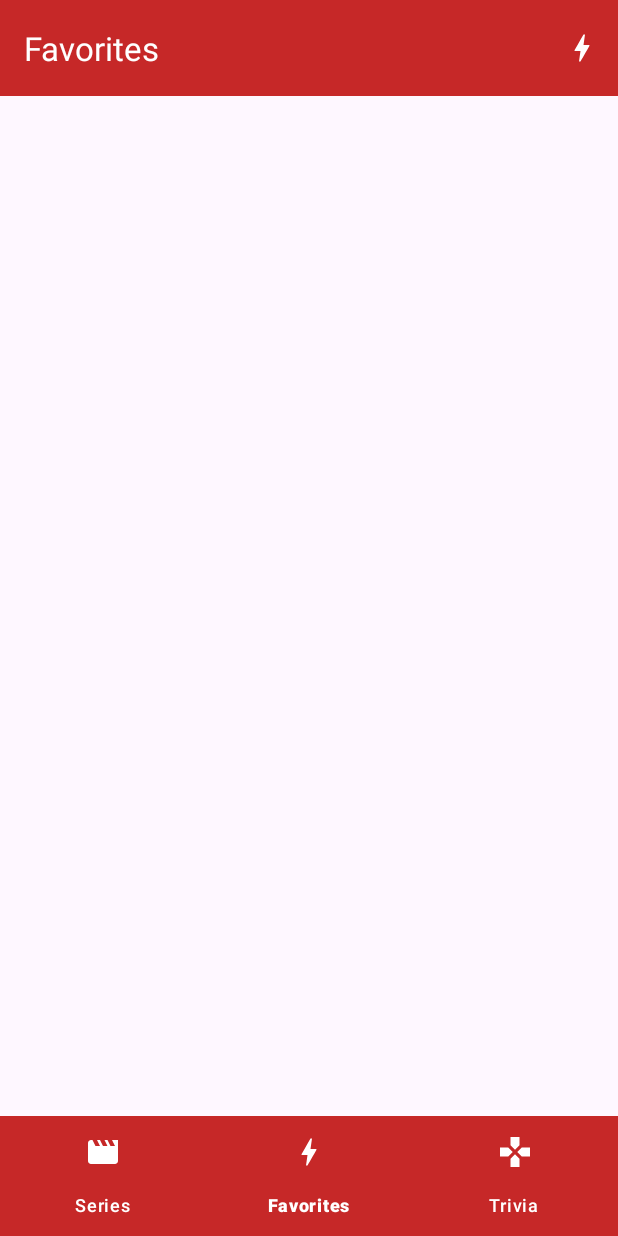
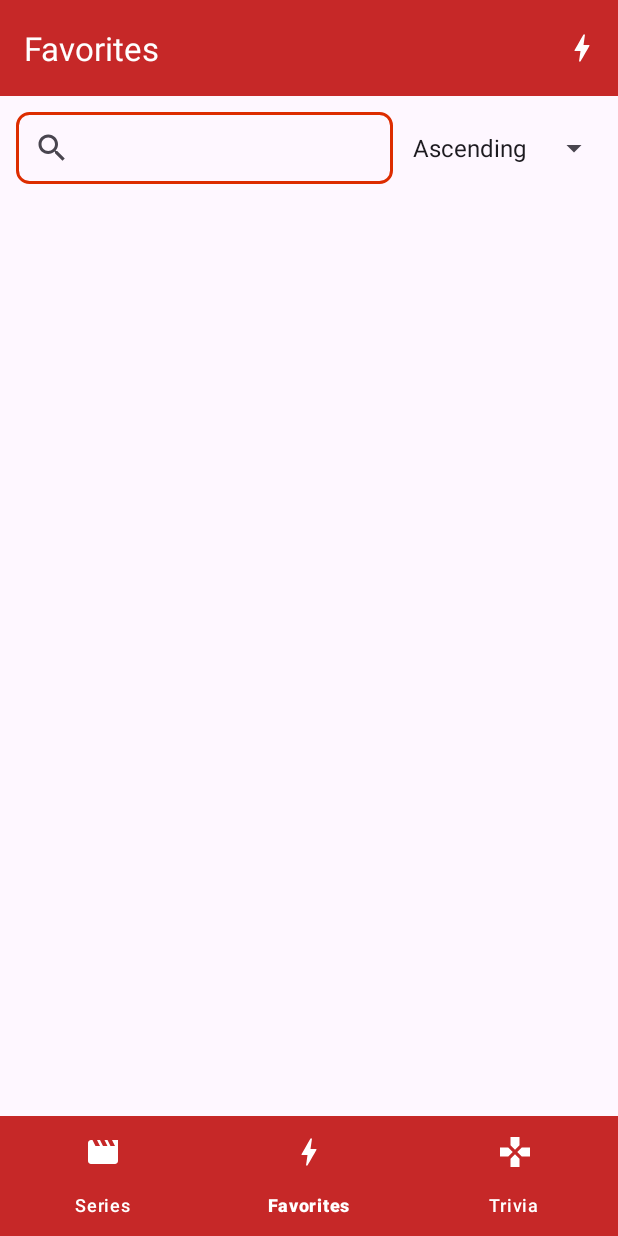
Before and after one commit to g4bey/Android-Developement-Class-Project-2024, an Android app: the screen it shows after launch (MainActivity), item 2 of the bottom bar chosen, on a phone screen of 412 x 824 dp. Run offline under Robolectric (Android 15) with nearby library versions, the phone set to English and light mode, and no system bars; our stand-ins replace Picasso; pictures from the network do not load.

Commit message:
SearchBarImproved

```diff
--- a/app/src/main/java/gabey/space/activities/MainActivity.java
+++ b/app/src/main/java/gabey/space/activities/MainActivity.java
@@ -14,7 +14,7 @@ import com.google.android.material.bottomnavigation.BottomNavigationView;
 
 import gabey.space.R;
 import gabey.space.activities.abtract.AbtractBaseActivity;
-import gabey.space.fragments.BasicSearchFragment;
+import gabey.space.fragments.SeriesFragment;
 import gabey.space.fragments.FavoriteFragment;
 import gabey.space.fragments.TriviaFragment;
 
@@ -39,7 +39,7 @@ public class MainActivity extends AbtractBaseActivity {
         // only executed when created.
         if (savedInstanceState == null) {
             Log.i(TAG, "Initiating default fragment.");
-            replaceFragment(new BasicSearchFragment());
+            replaceFragment(new SeriesFragment());
             toolbar.setTitle("Series");
         }
 
@@ -51,7 +51,7 @@ public class MainActivity extends AbtractBaseActivity {
                     int currItem = item.getItemId();
                     if(currItem == R.id.BottomNavbarSeries) {
                         Log.i(TAG, "Switching to Series Fragment");
-                        replaceFragment(new BasicSearchFragment());
+                        replaceFragment(new SeriesFragment());
                         toolbar.setTitle("Series");
                     }
                     else if(currItem == R.id.BottomNavbarFavorites) {
--- a/app/src/main/java/gabey/space/activities/error_pages/NoInternetActivity.java
+++ b/app/src/main/java/gabey/space/activities/error_pages/NoInternetActivity.java
@@ -1,6 +1,7 @@
 package gabey.space.activities.error_pages;
 
 import android.os.Bundle;
+import android.util.Log;
 import android.view.View;
 import android.widget.Toast;
 
--- a/app/src/main/java/gabey/space/db/DBManager.java
+++ b/app/src/main/java/gabey/space/db/DBManager.java
@@ -5,6 +5,10 @@ import android.content.Context;
 import android.database.Cursor;
 import android.database.SQLException;
 import android.database.sqlite.SQLiteDatabase;
+
+import java.util.ArrayList;
+import java.util.Arrays;
+import java.util.List;
 
 import gabey.space.model.Serie;
 import gabey.space.utils.StringUtils;
@@ -55,6 +59,9 @@ public class DBManager {
         dbHandler.close();
     }
 
+    /*
+        True if the api_id is in the database.
+     */
     public boolean showIsFaved(int id) {
         final String query = "SELECT * FROM "
                 + DBContract.FavoriteSeries.TABLE_NAME
@@ -64,9 +71,15 @@ public class DBManager {
                 query,
                 new String[]{String.valueOf(id)}
         );
-        return c.getCount() == 1;
+
+        int count = c.getCount();
+        c.close();
+        return count != 0;
     }
 
+    /*
+        Add information about the serie to the database.
+     */
     public void favThisSerie(Serie serie) {
         ContentValues contentValues = new ContentValues();
         contentValues.put(DBContract.FavoriteSeries.COLUMN_API_ID, serie.getId());
@@ -89,4 +102,50 @@ public class DBManager {
                 new String[]{String.valueOf(serie.getId())}
         );
     }
+
+    /*
+        Return all the faved as "Serie" objects.
+     */
+    public ArrayList<Serie> getFavedSeries() {
+        final String query = "SELECT * FROM "
+                + DBContract.FavoriteSeries.TABLE_NAME;
+
+        return fetchSeries(query);
+    }
+
+    public ArrayList<Serie> getFavedSeries(String ord) {
+        final String query = "SELECT * FROM "
+                + DBContract.FavoriteSeries.TABLE_NAME
+                + " ORDER BY " + DBContract.FavoriteSeries.COLUMN_NAME + " " + ord;
+
+        return fetchSeries(query);
+    }
+
+    private ArrayList<Serie> fetchSeries(String query) {
+        ArrayList<Serie> series = new ArrayList<>();
+        Cursor c = readOnlyDb.rawQuery(
+                query, null
+        );
+
+        while (c.moveToNext()) {
+            int index_id = c.getColumnIndex(DBContract.FavoriteSeries.COLUMN_API_ID);
+            int index_img = c.getColumnIndex(DBContract.FavoriteSeries.COLUMN_IMG);
+            int index_name = c.getColumnIndex(DBContract.FavoriteSeries.COLUMN_NAME);
+            int index_summary = c.getColumnIndex(DBContract.FavoriteSeries.COLUMN_SUMMARY);
+            int index_genres = c.getColumnIndex(DBContract.FavoriteSeries.COLUMN_GENRES);
+
+            int api_id = c.getInt(index_id);
+            String img = c.getString(index_img);
+            String name = c.getString(index_name);
+            String summary = c.getString(index_summary);
+            List<String> genres = Arrays.asList(
+                    c.getString(index_genres).split(", ")
+            );
+
+            series.add(new Serie(api_id, name, new ArrayList<>(genres), summary, img));
+        }
+
+        c.close();
+        return series;
+    }
 }
--- a/app/src/main/java/gabey/space/fragments/FavoriteFragment.java
+++ b/app/src/main/java/gabey/space/fragments/FavoriteFragment.java
@@ -1,13 +1,147 @@
 package gabey.space.fragments;
 
 
+import android.os.Bundle;
+import android.util.Log;
+import android.view.View;
+import android.widget.AdapterView;
+import android.widget.ArrayAdapter;
+import android.widget.SearchView;
+import android.widget.Spinner;
+import android.widget.SpinnerAdapter;
+
 import androidx.fragment.app.Fragment;
+import androidx.recyclerview.widget.RecyclerView;
+
+
+import java.util.ArrayList;
+import java.util.Collections;
+
 import gabey.space.R;
+import gabey.space.adapters.SerieCardAdapter;
+import gabey.space.db.DBManager;
+import gabey.space.model.Serie;
 
 
 public class FavoriteFragment extends Fragment {
 
+    private RecyclerView recyclerView;
+    private SerieCardAdapter serieCardAdapter;
+    private ArrayList<Serie> series;
+    private DBManager dbManager;
+    Spinner sortOptions;
+    SearchView searchBar;
     public FavoriteFragment() {
         super(R.layout.fragment_favorite);
     }
+
+    public void onCreate(Bundle savedInstanceState) {
+        super.onCreate(savedInstanceState);
+        series = new ArrayList<>();
+    }
+
+    public void onViewCreated(View view, Bundle savedInstanceState) {
+        super.onViewCreated(view, savedInstanceState);
+
+        dbManager = DBManager.getInstance(getContext());
+
+        sortOptions = view.findViewById(R.id.sort_series);
+        searchBar = view.findViewById(R.id.favoriteSearchBar);
+
+        // Adding sort option for the spinner
+        String[] spinnerOptions = new String[] {
+                "Ascending", "Descending"
+        };
+        ArrayAdapter<String> adapter = new ArrayAdapter<String>(getContext(),
+                android.R.layout.simple_spinner_item, spinnerOptions);
+        adapter.setDropDownViewResource(android.R.layout.simple_spinner_dropdown_item);
+        sortOptions.setAdapter(adapter);
+
+        // loading the entire list by default
+        series = dbManager.getFavedSeries();
+
+        // attach the serie
+        recyclerView =  view.findViewById(R.id.favorite_recycle_view);
+        serieCardAdapter = new SerieCardAdapter(getContext(), series);
+        recyclerView.setAdapter(serieCardAdapter);
+
+        // Called ONCE when activity is started
+        // Sort series based on the name.
+        sortOptions.setOnItemSelectedListener(new AdapterView.OnItemSelectedListener() {
+            @Override
+            public void onItemSelected(AdapterView<?> parent, View view, int position, long id) {
+
+                if (position == 0) {
+                    Collections.sort(series);
+                } else {
+                    Collections.reverse(series);
+                }
+
+                serieCardAdapter.notifyDataSetChanged();
+            }
+
+            @Override
+            public void onNothingSelected(AdapterView<?> parent) {
+            }
+        });
+
+
+        searchBar.setOnQueryTextListener(new SearchView.OnQueryTextListener() {
+            @Override
+            public boolean onQueryTextSubmit(String query) {
+                return false;
+            }
+
+            // update the list as the user is typing.
+            // It was necessary to take care of the current state
+            // of the spinner here.
+            // Especially since this method will remove items.
+            @Override
+            public boolean onQueryTextChange(String newText) {
+                searchBar.setSubmitButtonEnabled(false);
+
+                // starting from a clean state.
+                ArrayList<Serie> baseline = dbManager.getFavedSeries();
+
+                // pre-sorting the list.
+                int pos = sortOptions.getSelectedItemPosition();
+                if (pos == 0) {
+                    Collections.sort(series);
+                } else {
+                    Collections.reverse(series);
+                }
+
+                // only adding items that are necessary.
+                ArrayList<Serie> filteredSeries = new ArrayList<>();
+                for (int i = 0; i < baseline.size(); i++) {
+                    Serie serie = baseline.get(i);
+                    if (searchBar.getQuery().length() > 0) {
+                        String q = searchBar.getQuery().toString().toLowerCase();
+                        String title = serie.getName().toLowerCase();
+                        if(title.contains(q)) {
+                            filteredSeries.add(serie);
+                        }
+                    } else {
+                        filteredSeries.add(serie);
+                    }
+                }
+
+                // emptying the list and notifying the adapter.
+                // to force the update and prevent clashes from different events.
+                series.clear();
+                serieCardAdapter.notifyDataSetChanged();
+
+                // Adding items that have been filtered.
+                for (int i = 0; i < filteredSeries.size(); i++) {
+                    series.add(filteredSeries.get(i));
+                    serieCardAdapter.notifyItemInserted(i);
+                }
+
+                return false;
+            }
+        });
+    }
+
+
+
 }
--- a/app/src/main/java/gabey/space/fragments/BasicSearchFragment.java
+++ b/app/src/main/java/gabey/space/fragments/SeriesFragment.java
@@ -28,10 +28,10 @@ import gabey.space.utils.ErrorDialogHelper;
 import gabey.space.utils.HttpHelper;
 
 
-public class BasicSearchFragment extends Fragment {
+public class SeriesFragment extends Fragment {
     private final String TAG = "OriginalDB@BasicSearchFragment";
 
-    public BasicSearchFragment() {
+    public SeriesFragment() {
         super(R.layout.fragment_basic_search);
     }
 
@@ -55,7 +55,7 @@ public class BasicSearchFragment extends Fragment {
     @Override
     public void onViewCreated( View view, Bundle savedInstanceState) {
         super.onViewCreated(view, savedInstanceState);
-        searchBar =  view.findViewById(R.id.serieSearchBar);
+        searchBar = view.findViewById(R.id.seriesSearchBar);
         searchBar.setSubmitButtonEnabled(true);
         searchBar.setOnQueryTextListener(new SearchView.OnQueryTextListener() {
             @Override
@@ -86,7 +86,7 @@ public class BasicSearchFragment extends Fragment {
             }
         });
 
-        recyclerView =  view.findViewById(R.id.searchRecyclerView);
+        recyclerView =  view.findViewById(R.id.series_reycler_view);
         serieCardAdapter = new SerieCardAdapter(getContext(), series);
         recyclerView.setAdapter(serieCardAdapter);
     }
--- a/app/src/main/java/gabey/space/model/Serie.java
+++ b/app/src/main/java/gabey/space/model/Serie.java
@@ -4,7 +4,7 @@ import java.util.ArrayList;
 
 import gabey.space.utils.StringUtils;
 
-public class Serie {
+public class Serie implements Comparable<Serie> {
     private int id;
     private String name;
     private ArrayList<String> genres;
@@ -80,4 +80,8 @@ public class Serie {
         this.img = img;
     }
 
+    @Override
+    public int compareTo(Serie o) {
+        return  this.getName().compareTo(o.getName());
+    }
 }
--- a/app/src/main/res/layout/fragment_favorite.xml
+++ b/app/src/main/res/layout/fragment_favorite.xml
@@ -5,11 +5,38 @@
     android:id="@+id/favoriteFragment"
     android:layout_width="match_parent"
     android:layout_height="match_parent"
-    tools:context=".fragments.BasicSearchFragment">
+    tools:context=".fragments.SeriesFragment">
 
-    <androidx.recyclerview.widget.RecyclerView
-        android:id="@+id/searchRecyclerView"
+    <LinearLayout
         android:layout_width="match_parent"
         android:layout_height="match_parent"
-        app:layoutManager="androidx.recyclerview.widget.LinearLayoutManager" />
+        android:orientation="vertical">
+        <TableLayout
+            android:layout_width="match_parent"
+            android:layout_height="wrap_content"
+            android:stretchColumns="0"
+        >
+
+            <TableRow>
+                <SearchView
+                    android:id="@+id/favoriteSearchBar"
+                    android:layout_width="match_parent"
+                    android:layout_height="wrap_content"
+                    android:layout_margin="5dp"
+                    android:background="@drawable/search_view_bg"
+                    android:queryHint="Search serie here!" />
+                <Spinner
+                    android:id="@+id/sort_series" android:layout_gravity="center"
+                    android:prompt="@string/sort"
+                />
+            </TableRow>
+        </TableLayout>
+
+        <androidx.recyclerview.widget.RecyclerView
+            android:id="@+id/favorite_recycle_view"
+            android:layout_width="match_parent"
+            android:layout_height="match_parent"
+            app:layoutManager="androidx.recyclerview.widget.LinearLayoutManager"
+            />
+    </LinearLayout>
 </FrameLayout>
--- a/app/src/main/res/layout/fragment_trivia.xml
+++ b/app/src/main/res/layout/fragment_trivia.xml
@@ -4,7 +4,7 @@
     android:id="@+id/triviaFragment"
     android:layout_width="match_parent"
     android:layout_height="match_parent"
-    tools:context=".fragments.BasicSearchFragment">
+    tools:context=".fragments.SeriesFragment">
 
     <!-- TODO: Update blank fragment layout -->
     <TextView
--- a/app/src/main/res/values/strings.xml
+++ b/app/src/main/res/values/strings.xml
@@ -27,4 +27,6 @@
     <string name="season_ended">Ended</string>
     <string name="show_rating">Rating:</string>
     <string name="show_runtime">Runtime:</string>
+    <string name="sort_option">Sort</string>
+    <string name="sort">Sort</string>
 </resources>
```
Also changed, not shown: app/src/main/res/layout/fragment_basic_search.xml (+5 -5 lines).
